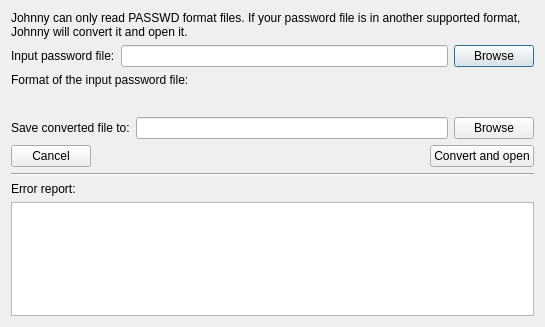
The window that forms/openotherformatfiledialog.ui (openwall/johnny) describes before a commit, drawn with Qt 5.
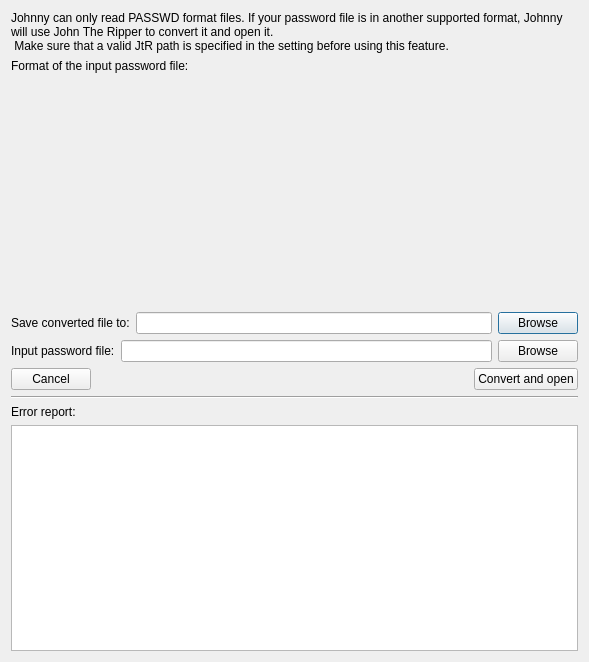
The same window after the commit.

Commit message: *2john support - Part 3

The edit to the form file:
```diff
--- a/forms/openotherformatfiledialog.ui
+++ b/forms/openotherformatfiledialog.ui
@@ -6,8 +6,8 @@
    <rect>
     <x>0</x>
     <y>0</y>
-    <width>545</width>
-    <height>327</height>
+    <width>589</width>
+    <height>662</height>
    </rect>
   </property>
   <property name="windowTitle">
@@ -17,34 +17,14 @@
    <item>
     <widget class="QLabel" name="label">
      <property name="text">
-      <string>Johnny can only read PASSWD format files. If your password file is in another supported format, Johnny will convert it and open it.</string>
+      <string>Johnny can only read PASSWD format files. If your password file is in another supported format, Johnny will use John The Ripper to convert it and open it.
+ Make sure that a valid JtR path is specified in the setting before using this feature.</string>
      </property>
      <property name="wordWrap">
       <bool>true</bool>
      </property>
     </widget>
    </item>
-   <item>
-    <layout class="QHBoxLayout" name="horizontalLayout">
-     <item>
-      <widget class="QLabel" name="label_2">
-       <property name="text">
-        <string>Input password file:</string>
-       </property>
-      </widget>
-     </item>
-     <item>
-      <widget class="QLineEdit" name="lineEditInputHashFile"/>
-     </item>
-     <item>
-      <widget class="QPushButton" name="pushButtonBrowseInput">
-       <property name="text">
-        <string>Browse</string>
-       </property>
-      </widget>
-     </item>
-    </layout>
-   </item>
    <item>
     <widget class="QLabel" name="label_4">
      <property name="text">
@@ -54,7 +34,15 @@
    </item>
    <item>
     <widget class="QWidget" name="widget" native="true">
-     <layout class="QGridLayout" name="gridLayout"/>
+     <property name="sizePolicy">
+      <sizepolicy hsizetype="Expanding" vsizetype="MinimumExpanding">
+       <horstretch>0</horstretch>
+       <verstretch>0</verstretch>
+      </sizepolicy>
+     </property>
+     <property name="contextMenuPolicy">
+      <enum>Qt::NoContextMenu</enum>
+     </property>
     </widget>
    </item>
    <item>
@@ -78,6 +66,27 @@
      </item>
     </layout>
    </item>
+   <item>
+    <layout class="QHBoxLayout" name="horizontalLayout">
+     <item>
+      <widget class="QLabel" name="label_2">
+       <property name="text">
+        <string>Input password file:</string>
+       </property>
+      </widget>
+     </item>
+     <item>
+      <widget class="QLineEdit" name="lineEditInputHashFile"/>
+     </item>
+     <item>
+      <widget class="QPushButton" name="pushButtonBrowseInput">
+       <property name="text">
+        <string>Browse</string>
+       </property>
+      </widget>
+     </item>
+    </layout>
+   </item>
    <item>
     <layout class="QHBoxLayout" name="horizontalLayout_3">
      <item>
```
The commit also changes 2 other files.
